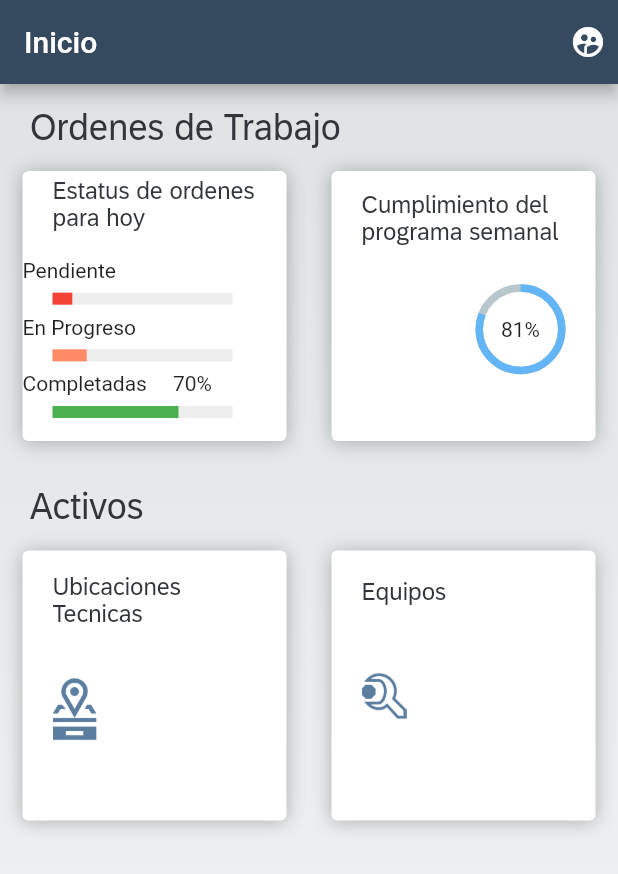
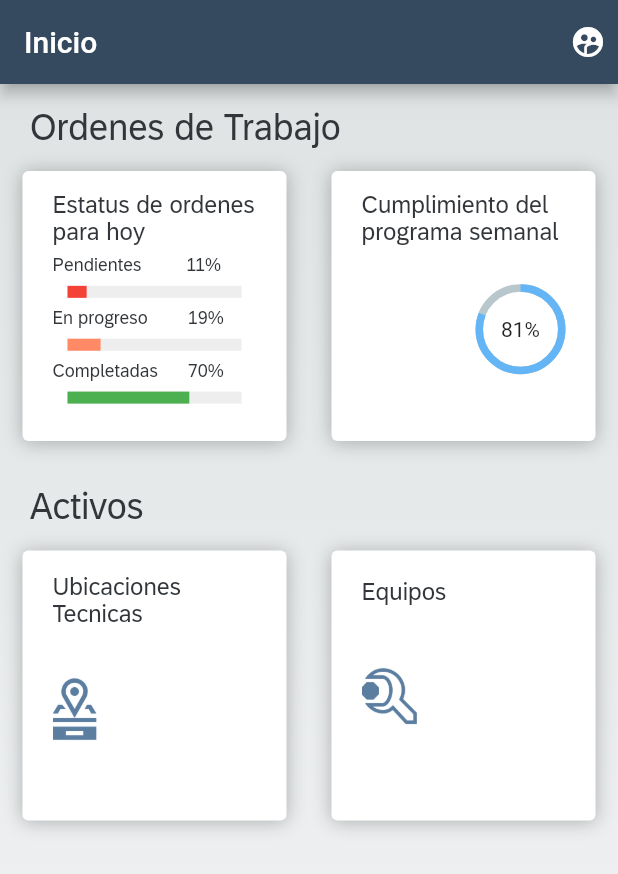
Before and after one commit to MeloGon/PMDigital, a Flutter app: the MenuPage screen opened by its route, on a phone screen of 412 x 824 dp. Shown: the top 874 px of the screen. Run offline on Flutter 3.47's test engine with Material 2 defaults, Android fonts, the phone set to English and light mode, and no system bars; drawn by our look-alikes of percent_indicator.

Commit message:
Codigo del menu mejor refactorizado

```diff
--- a/lib/main.dart
+++ b/lib/main.dart
@@ -1,6 +1,7 @@
 import 'package:flutter/material.dart';
 import 'package:pmdigital_app/src/pages/login_page.dart';
 import 'package:pmdigital_app/src/pages/menu_page.dart';
+import 'package:pmdigital_app/src/pages/ordenes_page.dart';
 
 void main() => runApp(MyApp());
 
@@ -14,6 +15,7 @@ class MyApp extends StatelessWidget {
       routes: {
         '/': (BuildContext context) => LoginPage(),
         'menu': (BuildContext context) => MenuPage(),
+        'ordenes': (BuildContext context) => OrdenesPage(),
       },
     );
   }
--- a/lib/src/pages/login_page.dart
+++ b/lib/src/pages/login_page.dart
@@ -1,4 +1,5 @@
 import 'package:flutter/material.dart';
+import 'package:pmdigital_app/src/widgets/loginbg_widget.dart';
 
 class LoginPage extends StatefulWidget {
   @override
@@ -6,8 +7,6 @@ class LoginPage extends StatefulWidget {
 }
 
 class _LoginPageState extends State<LoginPage> {
-  Color _colorGradbeg = Color(0xffDFE3E4);
-  Color _colorGradend = Color(0xffF3F4F5);
   Color _colorBlueApp = Color(0xff0A6ED1);
   TextStyle _styleTitle = TextStyle(
     fontSize: 40,
@@ -21,23 +20,10 @@ class _LoginPageState extends State<LoginPage> {
       resizeToAvoidBottomPadding: false,
       body: Stack(
         children: <Widget>[
-          _loguinBg(),
+          LoguinBackground(),
           _loguinCard(context),
           _textoCopy(),
         ],
-      ),
-    );
-  }
-
-  Widget _loguinBg() {
-    return Container(
-      height: double.infinity,
-      width: double.infinity,
-      decoration: BoxDecoration(
-        gradient: LinearGradient(
-            colors: [_colorGradbeg, _colorGradend],
-            begin: Alignment.topCenter,
-            end: Alignment.bottomCenter),
       ),
     );
   }
--- a/lib/src/pages/menu_page.dart
+++ b/lib/src/pages/menu_page.dart
@@ -4,6 +4,8 @@ import 'dart:ui';
 
 import 'package:percent_indicator/circular_percent_indicator.dart';
 import 'package:percent_indicator/linear_percent_indicator.dart';
+import 'package:pmdigital_app/src/widgets/loginbg_widget.dart';
+import 'package:pmdigital_app/src/widgets/roundbt_widget.dart';
 
 class MenuPage extends StatefulWidget {
   @override
@@ -11,11 +13,8 @@ class MenuPage extends StatefulWidget {
 }
 
 class _MenuPageState extends State<MenuPage> {
-  Color _colorGradbeg = Color(0xffDFE3E4);
-  Color _colorGradend = Color(0xffF3F4F5);
-  Color _colorTitleItems = Color(0xff32363A);
   Color _appBarColor = Color(0xff354A5F);
-  Color _subtitleColor = Color(0xff6A6D70);
+  // Color _subtitleColor = Color(0xff6A6D70);
   TextStyle _titleStyle = TextStyle(
       fontSize: 24.0,
       fontFamily: 'fuente72',
@@ -28,13 +27,11 @@ class _MenuPageState extends State<MenuPage> {
       color: Color(0xff32363A),
       fontWeight: FontWeight.normal);
 
-  List<BoxShadow> _shadowsCards = [
-    BoxShadow(
-      color: Colors.black26,
-      offset: Offset(0.0, 1.0), //(x,y)
-      blurRadius: 10.0,
-    ),
-  ];
+  TextStyle _labelPercentStyle = TextStyle(
+      fontSize: 12.0,
+      fontFamily: 'fuente72',
+      color: Color(0xff32363A),
+      fontWeight: FontWeight.normal);
 
   @override
   Widget build(BuildContext context) {
@@ -56,7 +53,7 @@ class _MenuPageState extends State<MenuPage> {
         ),
         body: Stack(
           children: <Widget>[
-            _loguinBg(),
+            LoguinBackground(),
             SingleChildScrollView(
               child: Column(
                 children: <Widget>[
@@ -69,19 +66,6 @@ class _MenuPageState extends State<MenuPage> {
             )
           ],
         ));
-  }
-
-  Widget _loguinBg() {
-    return Container(
-      height: double.infinity,
-      width: double.infinity,
-      decoration: BoxDecoration(
-        gradient: LinearGradient(
-            colors: [_colorGradbeg, _colorGradend],
-            begin: Alignment.topCenter,
-            end: Alignment.bottomCenter),
-      ),
-    );
   }
 
   Widget _titulos(String titleValue) {
@@ -100,136 +84,15 @@ class _MenuPageState extends State<MenuPage> {
   }
 
   Widget _botonesRedondeadosOT() {
-    return Table(
-      children: [
-        TableRow(children: [
-          _roundButtonStatus(_colorTitleItems, Icons.border_all,
-              'Estatus de ordenes para hoy'),
-          _roundButtonWeek(
-              _colorTitleItems, 'Cumplimiento del programa semanal'),
-        ]),
-      ],
-    );
-  }
+    // cuando recibamos datos ponerlos como globales y añadir la funcion del color dinamico de acuerdo al progreso
+    var x = 0.11;
+    var y = 0.19;
+    var z = 0.7;
 
-  Widget _botonesRedondeadosAT() {
-    return Table(
-      children: [
-        TableRow(children: [
-          roundButtonAT(_colorTitleItems, 'assets/images/tool_image.png',
-              'Ubicaciones Tecnicas'),
-          roundButtonAT(
-              _colorTitleItems, 'assets/images/tool_image2.png', 'Equipos'),
-        ]),
-      ],
-    );
-  }
+    Widget linePercent = linearPercent(x, Colors.red);
+    Widget linePercent1 = linearPercent(y, Colors.deepOrange[300]);
+    Widget linePercent2 = linearPercent(z, Colors.green);
 
-  Widget roundButtonAT(Color color, String icon, String texto) {
-    Widget iconRb = Padding(
-      padding: EdgeInsets.only(left: 20.0),
-      child: Image(
-        image: AssetImage(icon.toString()),
-        width: 30.0,
-        height: 50.0,
-      ),
-    );
-
-    Widget contentRb = Column(
-      mainAxisAlignment: MainAxisAlignment.spaceAround,
-      crossAxisAlignment: CrossAxisAlignment.start,
-      children: <Widget>[
-        Padding(
-          padding: const EdgeInsets.symmetric(horizontal: 20.0),
-          child: Text(texto, style: _titleCardStyle),
-        ),
-        iconRb,
-        SizedBox(height: 5.0)
-      ],
-    );
-
-    return ClipRect(
-      child: Container(
-        height: 180.0,
-        margin: EdgeInsets.all(15.0),
-        decoration: BoxDecoration(
-          color: Colors.white,
-          borderRadius: BorderRadius.circular(4.0),
-          boxShadow: _shadowsCards,
-        ),
-        child: contentRb,
-      ),
-    );
-  }
-
-  Widget _roundButtonStatus(Color color, IconData icono, String texto) {
-    return ClipRect(
-      child: Container(
-        height: 180.0,
-        margin: EdgeInsets.all(15.0),
-        decoration: BoxDecoration(
-          color: Colors.white,
-          borderRadius: BorderRadius.circular(4.0),
-          boxShadow: [
-            BoxShadow(
-              color: Colors.black26,
-              offset: Offset(0.0, 1.0), //(x,y)
-              blurRadius: 10.0,
-            ),
-          ],
-        ),
-        child: Column(
-          mainAxisAlignment: MainAxisAlignment.spaceAround,
-          crossAxisAlignment: CrossAxisAlignment.start,
-          children: <Widget>[
-            Padding(
-              padding: const EdgeInsets.symmetric(horizontal: 20.0),
-              child: Text(texto,
-                  style: TextStyle(
-                      color: color, fontFamily: 'fuente72', fontSize: 16.0)),
-            ),
-            SizedBox(height: 5.0),
-            Text('Pendiente'),
-            Padding(
-              padding: const EdgeInsets.symmetric(horizontal: 10.0),
-              child: LinearPercentIndicator(
-                width: 140.0,
-                lineHeight: 8.0,
-                percent: 0.11,
-                backgroundColor: Colors.grey[200],
-                progressColor: Colors.red,
-              ),
-            ),
-            Text('En Progreso'),
-            Padding(
-              padding: const EdgeInsets.symmetric(horizontal: 10.0),
-              child: LinearPercentIndicator(
-                width: 140.0,
-                lineHeight: 8.0,
-                percent: 0.19,
-                backgroundColor: Colors.grey[200],
-                progressColor: Colors.deepOrange[300],
-              ),
-            ),
-            Text('Completadas     70%'),
-            Padding(
-              padding: const EdgeInsets.symmetric(horizontal: 10.0),
-              child: LinearPercentIndicator(
-                width: 140.0,
-                lineHeight: 8.0,
-                percent: 0.7,
-                backgroundColor: Colors.grey[200],
-                progressColor: Colors.green,
-              ),
-            ),
-            SizedBox(height: 5.0)
-          ],
-        ),
-      ),
-    );
-  }
-
-  Widget _roundButtonWeek(Color color, String texto) {
     Widget valueProgressCircular = Padding(
       padding: EdgeInsets.only(right: 20.0),
       child: CircularPercentIndicator(
@@ -241,13 +104,14 @@ class _MenuPageState extends State<MenuPage> {
       ),
     );
 
-    Widget contentRb = Column(
+    Widget contentWe = Column(
       mainAxisAlignment: MainAxisAlignment.spaceAround,
       crossAxisAlignment: CrossAxisAlignment.end,
       children: <Widget>[
         Padding(
           padding: const EdgeInsets.symmetric(horizontal: 20.0),
-          child: Text(texto, style: _titleCardStyle),
+          child:
+              Text('Cumplimiento del programa semanal', style: _titleCardStyle),
         ),
         // Text('2020W31',style: TextStyle(fontFamily: 'fuente72',color: _subtitleColor,),),
         valueProgressCircular,
@@ -255,17 +119,108 @@ class _MenuPageState extends State<MenuPage> {
       ],
     );
 
-    return ClipRect(
-      child: Container(
-        height: 180.0,
-        margin: EdgeInsets.all(15.0),
-        decoration: BoxDecoration(
-          color: Colors.white,
-          borderRadius: BorderRadius.circular(4.0),
-          boxShadow: _shadowsCards,
+    Widget contentSt = Padding(
+        padding: const EdgeInsets.symmetric(horizontal: 20.0, vertical: 10),
+        child: Column(
+          mainAxisAlignment: MainAxisAlignment.spaceAround,
+          crossAxisAlignment: CrossAxisAlignment.start,
+          children: <Widget>[
+            Text('Estatus de ordenes para hoy', style: _titleCardStyle),
+            Text('Pendientes         11%', style: _labelPercentStyle),
+            linePercent,
+            Text('En progreso        19%', style: _labelPercentStyle),
+            linePercent1,
+            Text('Completadas      70%', style: _labelPercentStyle),
+            linePercent2,
+            SizedBox(height: 5.0)
+          ],
+        ));
+
+    return Table(
+      children: [
+        TableRow(children: [
+          RoundButtonWidget(
+            contentRb: contentSt,
+            actionRb: 1,
+          ),
+          RoundButtonWidget(
+            contentRb: contentWe,
+            actionRb: 2,
+          ),
+        ]),
+      ],
+    );
+  }
+
+  Widget linearPercent(double percent, Color color) {
+    return LinearPercentIndicator(
+      lineHeight: 8.0,
+      percent: percent,
+      backgroundColor: Colors.grey[200],
+      progressColor: color,
+    );
+  }
+
+  Widget _botonesRedondeadosAT() {
+    Widget iconUt = Padding(
+      padding: EdgeInsets.only(left: 20.0),
+      child: Image(
+        image: AssetImage('assets/images/tool_image.png'),
+        width: 30.0,
+        height: 50.0,
+      ),
+    );
+
+    //no reutilizo el codigo por que los tamaños de las imagenes cambia por cuestiones del diseñador UI
+
+    Widget iconTe = Padding(
+      padding: EdgeInsets.only(left: 20.0),
+      child: Image(
+        image: AssetImage('assets/images/tool_image2.png'),
+        width: 37.0,
+        height: 50.0,
+      ),
+    );
+
+    Widget contentUt = Column(
+      mainAxisAlignment: MainAxisAlignment.spaceAround,
+      crossAxisAlignment: CrossAxisAlignment.start,
+      children: <Widget>[
+        Padding(
+          padding: const EdgeInsets.symmetric(horizontal: 20.0),
+          child: Text('Ubicaciones Tecnicas', style: _titleCardStyle),
         ),
-        child: contentRb,
-      ),
+        iconUt,
+        SizedBox(height: 5.0)
+      ],
+    );
+
+    Widget contentTe = Column(
+      mainAxisAlignment: MainAxisAlignment.spaceAround,
+      crossAxisAlignment: CrossAxisAlignment.start,
+      children: <Widget>[
+        Padding(
+          padding: const EdgeInsets.symmetric(horizontal: 20.0),
+          child: Text('Equipos', style: _titleCardStyle),
+        ),
+        iconTe,
+        SizedBox(height: 5.0)
+      ],
+    );
+
+    return Table(
+      children: [
+        TableRow(children: [
+          RoundButtonWidget(
+            contentRb: contentUt,
+            actionRb: 3,
+          ),
+          RoundButtonWidget(
+            contentRb: contentTe,
+            actionRb: 4,
+          ),
+        ]),
+      ],
     );
   }
 }
--- /dev/null
+++ b/lib/src/pages/ordenes_page.dart
@@ -0,0 +1,15 @@
+import 'package:flutter/material.dart';
+
+class OrdenesPage extends StatefulWidget {
+  @override
+  _OrdenesPageState createState() => _OrdenesPageState();
+}
+
+class _OrdenesPageState extends State<OrdenesPage> {
+  @override
+  Widget build(BuildContext context) {
+    return Center(
+      child: Text('Pagina de Ordenes'),
+    );
+  }
+}
--- /dev/null
+++ b/lib/src/widgets/loginbg_widget.dart
@@ -0,0 +1,19 @@
+import 'package:flutter/material.dart';
+
+class LoguinBackground extends StatelessWidget {
+  final Color _colorGradbeg = Color(0xffDFE3E4);
+  final Color _colorGradend = Color(0xffF3F4F5);
+  @override
+  Widget build(BuildContext context) {
+    return Container(
+      height: double.infinity,
+      width: double.infinity,
+      decoration: BoxDecoration(
+        gradient: LinearGradient(
+            colors: [_colorGradbeg, _colorGradend],
+            begin: Alignment.topCenter,
+            end: Alignment.bottomCenter),
+      ),
+    );
+  }
+}
--- /dev/null
+++ b/lib/src/widgets/roundbt_widget.dart
@@ -0,0 +1,53 @@
+import 'package:flutter/material.dart';
+
+class RoundButtonWidget extends StatefulWidget {
+  final Widget contentRb;
+  final int actionRb;
+  RoundButtonWidget({this.contentRb, this.actionRb});
+  @override
+  _RoundButtonWidgetState createState() => _RoundButtonWidgetState();
+}
+
+class _RoundButtonWidgetState extends State<RoundButtonWidget> {
+  List<BoxShadow> _shadowsCards = [
+    BoxShadow(
+      color: Colors.black26,
+      offset: Offset(0.0, 1.0), //(x,y)
+      blurRadius: 10.0,
+    ),
+  ];
+  @override
+  Widget build(BuildContext context) {
+    return GestureDetector(
+      onTap: () {
+        setState(() {
+          if (widget.actionRb == 1) {
+            print('vamonos a la pagina 1');
+            Navigator.pushNamed(context, 'ordenes');
+          }
+          if (widget.actionRb == 2) {
+            print('vamonos a la pagina 2');
+          }
+          if (widget.actionRb == 3) {
+            print('vamonos a la pagina 3');
+          }
+          if (widget.actionRb == 4) {
+            print('vamonos a la pagina 4');
+          }
+        });
+      },
+      child: ClipRect(
+        child: Container(
+          height: 180.0,
+          margin: EdgeInsets.all(15.0),
+          decoration: BoxDecoration(
+            color: Colors.white,
+            borderRadius: BorderRadius.circular(4.0),
+            boxShadow: _shadowsCards,
+          ),
+          child: widget.contentRb,
+        ),
+      ),
+    );
+  }
+}
```
